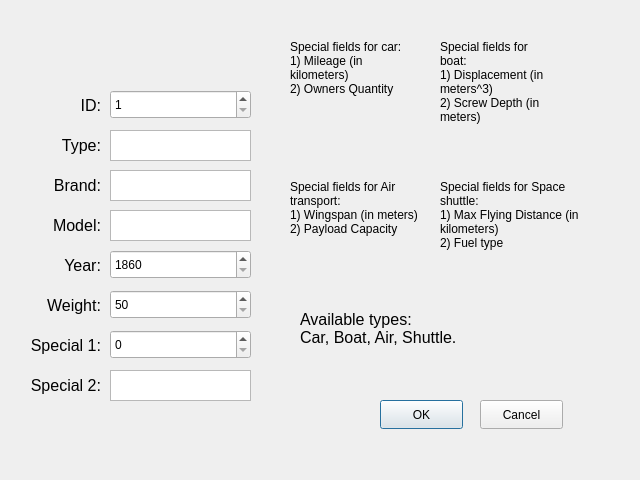
Before: the Qt Designer form EditElementFieldsWindow.ui in PaulBelov0/Transport_List, drawn with Qt 5.
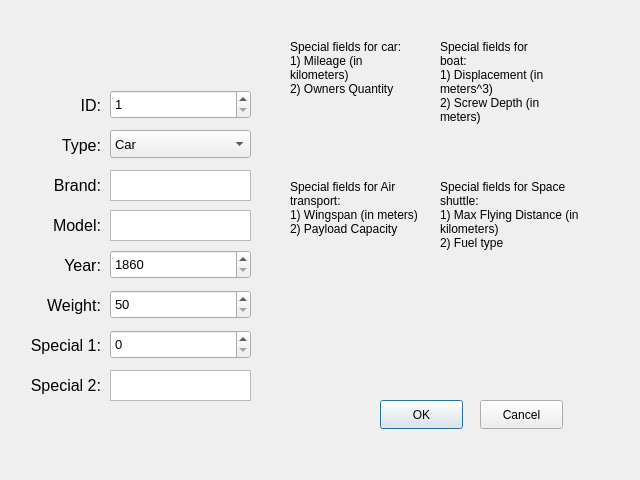
After: the same form once the commit is applied.

The edit to the form file:
```diff
--- a/EditElementFieldsWindow.ui
+++ b/EditElementFieldsWindow.ui
@@ -52,6 +52,11 @@
      <height>29</height>
     </rect>
    </property>
+   <property name="font">
+    <font>
+     <pointsize>10</pointsize>
+    </font>
+   </property>
    <property name="minimum">
     <number>1860</number>
    </property>
@@ -68,6 +73,11 @@
      <height>29</height>
     </rect>
    </property>
+   <property name="font">
+    <font>
+     <pointsize>10</pointsize>
+    </font>
+   </property>
    <property name="minimum">
     <number>50</number>
    </property>
@@ -350,21 +360,6 @@
     <bool>true</bool>
    </property>
   </widget>
-  <widget class="QPlainTextEdit" name="typeTextBox">
-   <property name="geometry">
-    <rect>
-     <x>110</x>
-     <y>130</y>
-     <width>141</width>
-     <height>31</height>
-    </rect>
-   </property>
-   <property name="font">
-    <font>
-     <pointsize>10</pointsize>
-    </font>
-   </property>
-  </widget>
   <widget class="QLabel" name="labelType">
    <property name="geometry">
     <rect>
@@ -395,6 +390,14 @@
      <height>29</height>
     </rect>
    </property>
+   <property name="font">
+    <font>
+     <pointsize>10</pointsize>
+    </font>
+   </property>
+   <property name="maximum">
+    <number>99999</number>
+   </property>
   </widget>
   <widget class="QSpinBox" name="uinqueIDIntBox">
    <property name="geometry">
@@ -405,6 +408,11 @@
      <height>29</height>
     </rect>
    </property>
+   <property name="font">
+    <font>
+     <pointsize>10</pointsize>
+    </font>
+   </property>
    <property name="minimum">
     <number>1</number>
    </property>
@@ -412,33 +420,43 @@
     <number>99999</number>
    </property>
   </widget>
-  <widget class="QLabel" name="label_5">
+  <widget class="QComboBox" name="typeComboBox">
    <property name="geometry">
     <rect>
-     <x>300</x>
-     <y>310</y>
-     <width>311</width>
-     <height>71</height>
+     <x>110</x>
+     <y>130</y>
+     <width>141</width>
+     <height>28</height>
     </rect>
    </property>
    <property name="font">
     <font>
-     <pointsize>12</pointsize>
+     <pointsize>10</pointsize>
     </font>
    </property>
    <property name="focusPolicy">
     <enum>Qt::NoFocus</enum>
    </property>
-   <property name="text">
-    <string>Available types: 
-Car, Boat, Air, Shuttle.</string>
-   </property>
-   <property name="alignment">
-    <set>Qt::AlignLeading|Qt::AlignLeft|Qt::AlignTop</set>
-   </property>
-   <property name="wordWrap">
-    <bool>true</bool>
-   </property>
+   <item>
+    <property name="text">
+     <string>Car</string>
+    </property>
+   </item>
+   <item>
+    <property name="text">
+     <string>Air</string>
+    </property>
+   </item>
+   <item>
+    <property name="text">
+     <string>Boat</string>
+    </property>
+   </item>
+   <item>
+    <property name="text">
+     <string>Shuttle</string>
+    </property>
+   </item>
   </widget>
  </widget>
  <resources/>
```
Left out of the diff: 4 changed lines with no effect on the pictures.
